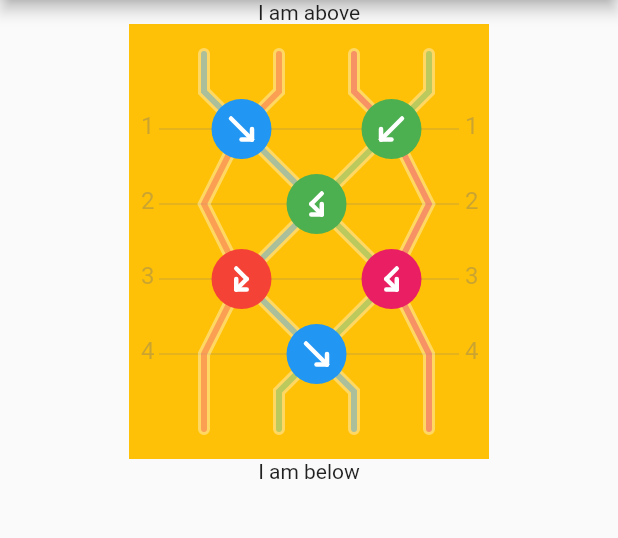
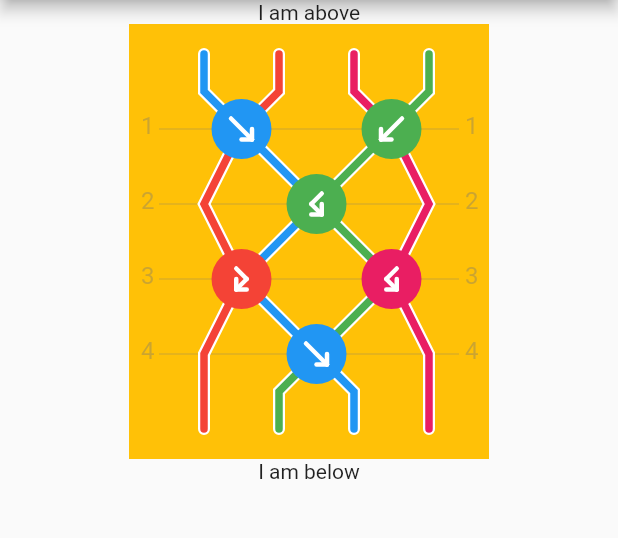
Before and after one commit to SilkyPants/untangled, a Flutter app: the screen it shows after launch, on a phone screen of 412 x 824 dp, the part 84-622 px from its top. Run offline on Flutter 3.47's test engine with Material 2 defaults, Android fonts, the phone set to English and light mode, and no system bars.

Commit message:
Separated thread path painter for hover effects

```diff
--- a/lib/entities/thread_path.dart
+++ b/lib/entities/thread_path.dart
@@ -6,20 +6,6 @@ class ThreadPath {
   final double strokeWidth;
   final double width;
 
-  Paint get paint => Paint()
-    ..color = color
-    ..style = PaintingStyle.stroke
-    ..strokeWidth = width - strokeWidth
-    ..strokeCap = StrokeCap.round
-    ..strokeJoin = StrokeJoin.miter;
-
-  Paint get strokePaint => Paint()
-    ..color = Colors.white
-    ..style = PaintingStyle.stroke
-    ..strokeWidth = width
-    ..strokeCap = StrokeCap.round
-    ..strokeJoin = StrokeJoin.miter;
-
   ThreadPath(
     this.color, {
     this.width = 8,
--- a/lib/widgets/pattern_thread.dart
+++ b/lib/widgets/pattern_thread.dart
@@ -1,5 +1,4 @@
 import 'package:flutter/material.dart';
-import 'package:logging/logging.dart';
 
 import '../entities/thread_path.dart';
 import '../painters/thread_path_painter.dart';
@@ -7,26 +6,26 @@ import '../painters/thread_path_painter.dart';
 class PatternThread extends StatelessWidget {
   const PatternThread({
     super.key,
-    required this.size,
     required this.thread,
-    this.selected = false,
+    required this.width,
+    required this.strokeWidth,
+    this.alpha = 255,
   });
 
-  final Size size;
   final ThreadPath thread;
-  final bool selected;
-
-  static final log = Logger('Pattern');
+  final double alpha;
+  final double width;
+  final double strokeWidth;
 
   @override
   Widget build(BuildContext context) {
-    return SizedBox.fromSize(
-      size: size,
-      child: CustomPaint(
-        painter: ThreadPathPainter(
-          thread: thread,
-          alpha: selected ? 255 : 96,
-        ),
+    return CustomPaint(
+      painter: ThreadPathPainter(
+        threadPath: thread.path,
+        threadColor: thread.color,
+        width: width,
+        strokeWidth: strokeWidth,
+        alpha: alpha.toInt(),
       ),
     );
   }
--- a/lib/widgets/pattern_thread_stack.dart
+++ b/lib/widgets/pattern_thread_stack.dart
@@ -19,11 +19,45 @@ class PatternThreadStack extends StatefulWidget {
   State<PatternThreadStack> createState() => _PatternThreadStackState();
 }
 
-class _PatternThreadStackState extends State<PatternThreadStack> {
+class _PatternThreadStackState extends State<PatternThreadStack>
+    with SingleTickerProviderStateMixin {
+  late AnimationController _controller;
+
+  late Animation alphaAnimation;
+  late Animation sizeAnimation;
+
+  late Animation selectedAlphaAnimation;
+  late Animation selectedSizeAnimation;
+
   int selectedThread = -1;
+
+  @override
+  void initState() {
+    super.initState();
+    _controller = AnimationController(
+      vsync: this, // the SingleTickerProviderStateMixin
+      duration: const Duration(milliseconds: 50),
+    );
+
+    alphaAnimation =
+        Tween<double>(begin: 255.0, end: 96.0).animate(_controller);
+    sizeAnimation = Tween<double>(begin: 12.0, end: 8.0).animate(_controller);
+
+    selectedAlphaAnimation =
+        Tween<double>(begin: 96, end: 255).animate(_controller);
+    selectedSizeAnimation =
+        Tween<double>(begin: 8.0, end: 12.0).animate(_controller);
+
+    _controller.addListener(() {
+      setState(() {});
+    });
+  }
+
   @override
   Widget build(BuildContext context) {
-    return GestureDetector(
+    return SizedBox.fromSize(
+      size: widget.size,
+      child: GestureDetector(
         child: MouseRegion(
           opaque: false,
           onHover: (event) {
@@ -38,20 +72,36 @@ class _PatternThreadStackState extends State<PatternThreadStack> {
 
             setState(() {
               selectedThread = hitIndex;
+
+              if (selectedThread >= 0) {
+                _controller.forward();
+              } else {
+                _controller.reverse();
+              }
             });
           },
           child: Stack(
             children: widget.threadPaths
                 .mapIndexed(
                   (index, thread) => PatternThread(
-                  size: widget.size,
                     thread: thread,
-                  selected: index == selectedThread,
+                    width: selectedThread == -1
+                        ? 8
+                        : index == selectedThread
+                            ? selectedSizeAnimation.value
+                            : sizeAnimation.value,
+                    strokeWidth: 3,
+                    alpha: selectedThread == -1
+                        ? 255
+                        : index == selectedThread
+                            ? selectedAlphaAnimation.value
+                            : alphaAnimation.value,
                   ),
                 )
                 .toList(),
           ),
         ),
+      ),
     );
   }
 }
```
Also changed, not shown: lib/painters/thread_path_painter.dart (+28 -9 lines). Lines whose indentation alone changed are shown as unchanged.
